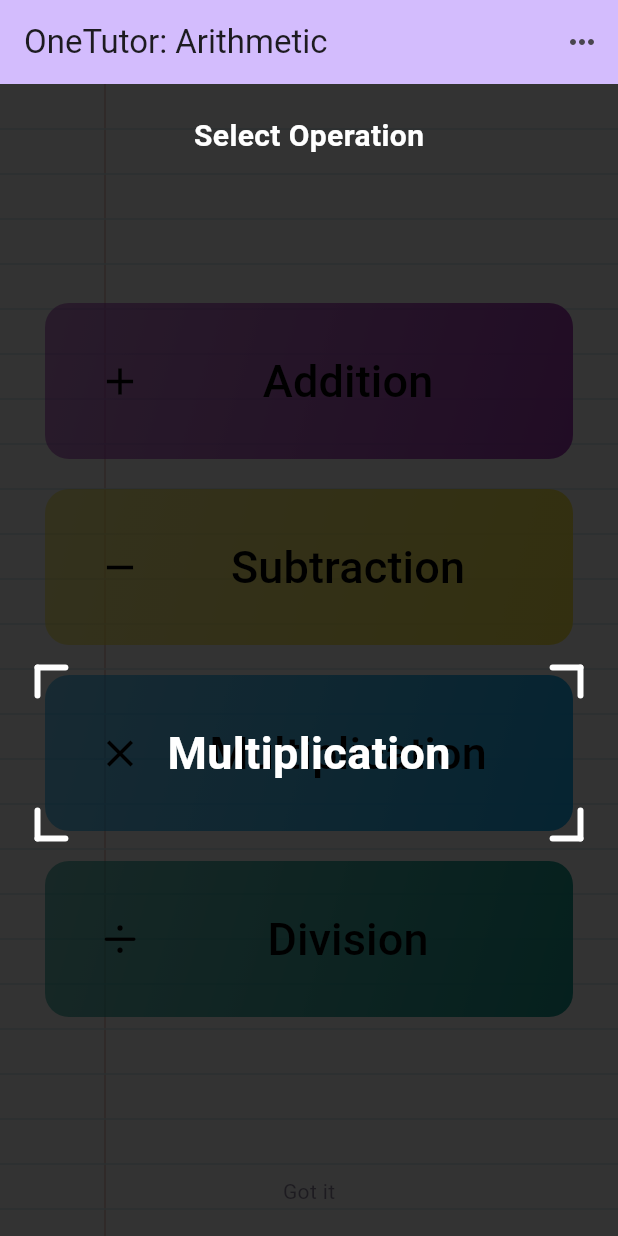
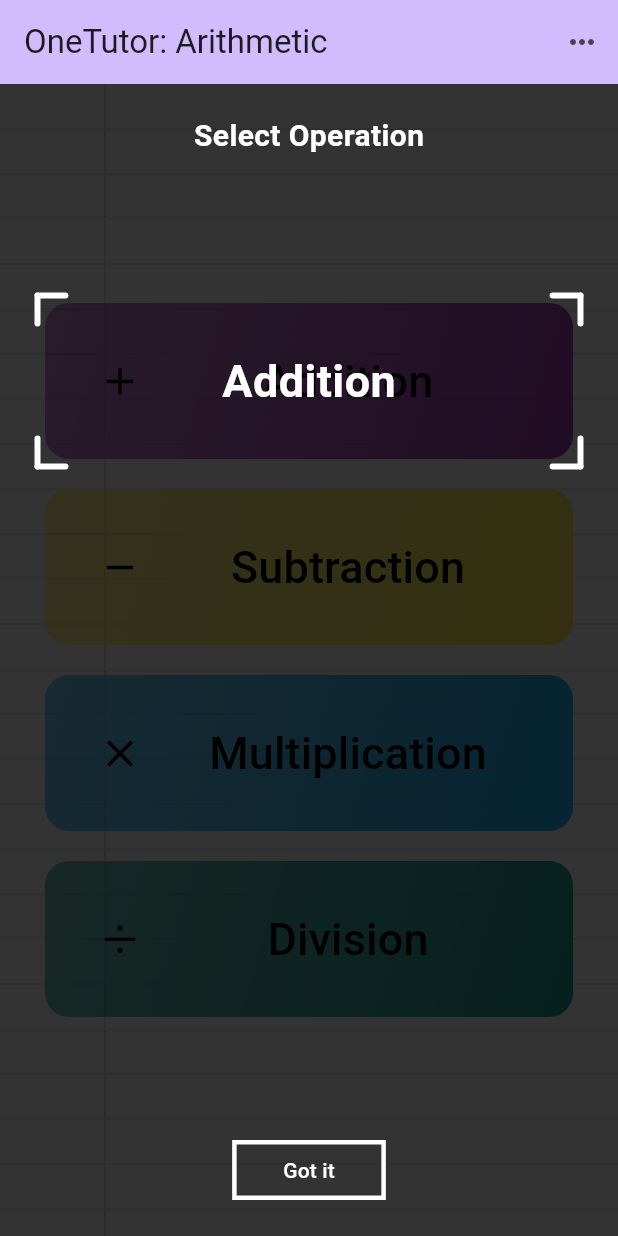
Before and after one commit to KulikovDO/OneTutor.Arithmetic, a Flutter app: the screen it shows after launch, on a phone screen of 412 x 824 dp. Run offline on Flutter 3.47's test engine with Material 3 defaults, Android fonts, the phone set to English and light mode, and no system bars; our stand-ins replace confetti, flutter_tts, google_fonts, shared_preferences; missing offline and left inert: flutter_soloud.

Commit message:
fix expanded error

```diff
--- a/lib/intros/start_screen_intro.dart
+++ b/lib/intros/start_screen_intro.dart
@@ -16,37 +16,35 @@ class StartScreenIntro extends StatefulWidget {
 
 class _StartScreenIntroState extends State<StartScreenIntro> {
 
-  late Timer _timer;
-  // Category category = categories[0];
+  // late Timer _timer;
   int categoryIndex = 0;
 
-  @override
-  void initState() {
-    super.initState();
-
-    // var a = categories.indexed;
+  // @override
+  // void initState() {
+  //   super.initState();
 
 
 
-    _timer = Timer.periodic(const Duration(seconds:3), (Timer t) {
 
-      setState(() {
+  //    _timer = Timer.periodic(const Duration(seconds:3), (Timer t) {
 
-        if(categoryIndex == categories.length - 1){
-          categoryIndex = 0;
-        } else {
-          categoryIndex += 1;
-        }
-      });
+  //     setState(() {
 
-    });
-  }
+  //       if(categoryIndex == categories.length - 1){
+  //         categoryIndex = 0;
+  //       } else {
+  //         categoryIndex += 1;
+  //       }
+  //     });
 
-@override
-void dispose() {
-  _timer.cancel();
-  super.dispose();
-}
+  //   });
+  // }
+
+// @override
+// void dispose() {
+//   _timer.cancel();
+//   super.dispose();
+// }
 
   _handleOnPressedGotIt(){
 
@@ -110,16 +108,17 @@ void dispose() {
             ),
           ),
 
-          const Expanded(
-            child: Align(
-              alignment: FractionalOffset.bottomCenter,
-              child: Padding(
-                padding: EdgeInsets.only(bottom: 20.0),
-                // child: IntroButton(text: "Got it", onPressed: _handleOnPressedGotIt)
-                child: Text("Got it")
-              ),
+          Positioned.fill(
+            child: Column(
+              mainAxisAlignment: MainAxisAlignment.end,
+              children: [
+                Padding(
+                  padding: const EdgeInsets.only(bottom: 20.0),
+                  child: IntroButton(text: "Got it", onPressed: _handleOnPressedGotIt),
+                )
+              ],
             ),
-          ),
+        ),
 
         ]
       )
```
